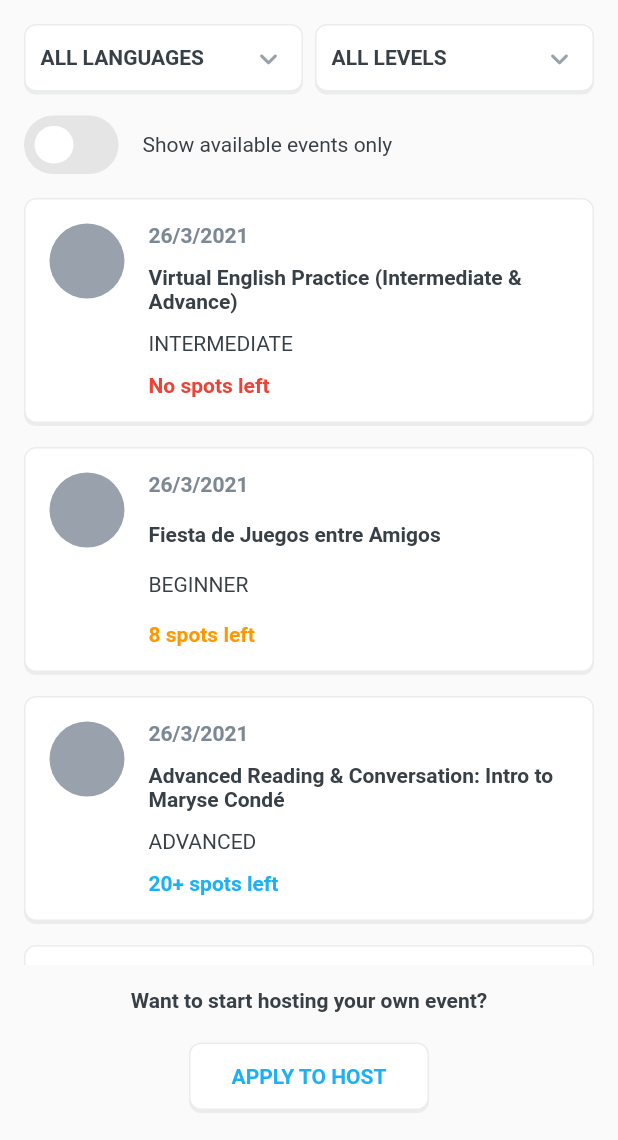
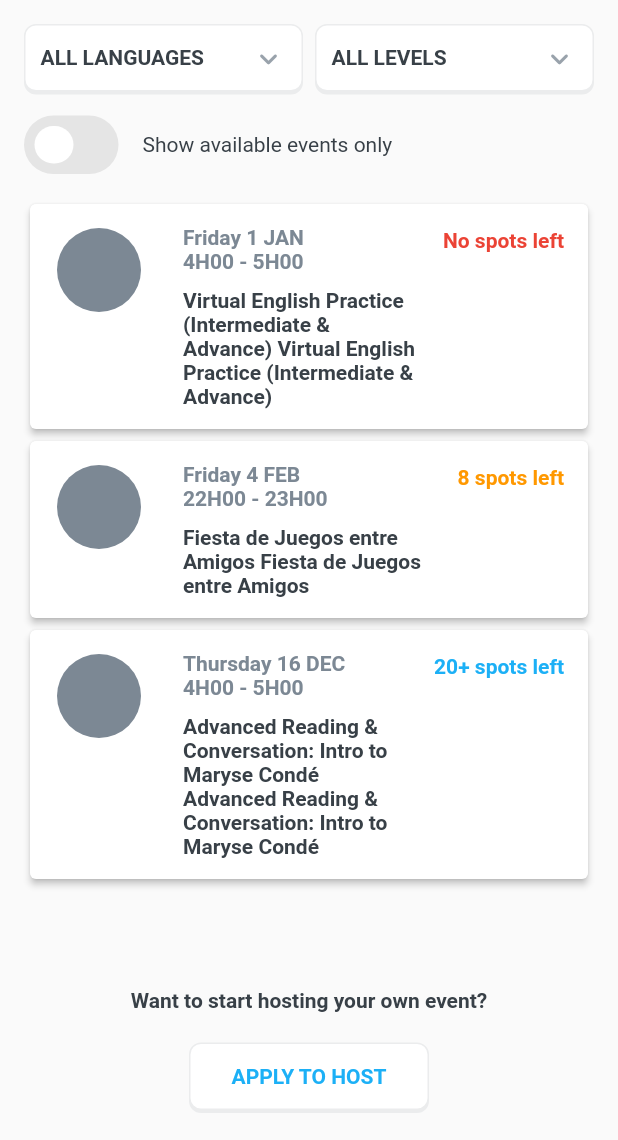
Before and after one commit to nguyenquan123vn/duolingo_event_flutter, a Flutter app: the screen it shows after launch, on a phone screen of 412 x 824 dp, the part 96-1236 px from its top. Run offline on Flutter 3.47's test engine with Material 2 defaults, Android fonts, the phone set to English and light mode, and no system bars; our stand-ins replace firebase_auth; accounts and stored records are empty; Roboto replaces fonts that are missing (Monsserat).

Commit message:
Change the events structure using ListTile widget.

```diff
--- /dev/null
+++ b/lib/global/widget/avatar.dart
@@ -0,0 +1,19 @@
+import 'package:flutter/material.dart';
+import 'package:duolingo_event_app/global/style.dart';
+
+class Avatar extends StatelessWidget {
+  const Avatar({
+    Key key,
+    this.size,
+  }) : super(key: key);
+
+  final double size;
+
+  @override
+  Widget build(BuildContext context) {
+    return CircleAvatar(
+      backgroundColor: washTextColor,
+      maxRadius: size,
+    );
+  }
+}
--- a/lib/global/widget/avatarContainer.dart
+++ /dev/null
@@ -1,23 +0,0 @@
-import 'package:flutter/material.dart';
-import 'package:duolingo_event_app/global/style.dart';
-
-class AvatarContainer extends StatelessWidget {
-  const AvatarContainer({
-    Key key,
-    this.size,
-  }) : super(key: key);
-
-  final String size;
-
-  @override
-  Widget build(BuildContext context) {
-    return Container(
-      height: 50.0,
-      width: 50.0,
-      decoration: BoxDecoration(
-        color: iconColor,
-        borderRadius: BorderRadius.circular(50),
-      ),
-    );
-  }
-}
--- a/lib/main.dart
+++ b/lib/main.dart
@@ -1,7 +1,7 @@
 import 'package:duolingo_event_app/provider/eventFilter.dart';
 import 'package:flutter/material.dart';
 import 'package:provider/provider.dart';
-import 'route_generator.dart';
+import './route_generator.dart';
 
 void main() {
   runApp(MyApp());
@@ -13,10 +13,11 @@ class MyApp extends StatelessWidget {
     return ChangeNotifierProvider(
       create: (context) => EventFilter(),
       child: MaterialApp(
-          title: 'Duolingo Events Clone',
-          debugShowCheckedModeBanner: false,
-          initialRoute: '/',
-          onGenerateRoute: RouteGenerator.onGenerateRoute),
+        title: 'Duolingo Events',
+        debugShowCheckedModeBanner: false,
+        initialRoute: '/',
+        onGenerateRoute: RouteGenerator.onGenerateRoute,
+      ),
     );
   }
 }
--- a/lib/screens/event_details/components/aboutHost.dart
+++ b/lib/screens/event_details/components/aboutHost.dart
@@ -1,6 +1,6 @@
 import 'package:flutter/material.dart';
 import 'package:duolingo_event_app/global/style.dart';
-import 'package:duolingo_event_app/global/widget/avatarContainer.dart';
+import 'package:duolingo_event_app/global/widget/avatar.dart';
 import 'package:duolingo_event_app/global/widget/button.dart';
 import './messageHostModal.dart';
 
@@ -25,7 +25,7 @@ class AboutHost extends StatelessWidget {
             child: Row(
               crossAxisAlignment: CrossAxisAlignment.start,
               children: [
-                AvatarContainer(),
+                Avatar(size: 100.0),
                 SizedBox(width: 16.0),
                 Expanded(
                   child: Column(
--- a/lib/screens/event_details/components/details.dart
+++ b/lib/screens/event_details/components/details.dart
@@ -1,6 +1,6 @@
 import 'package:flutter/material.dart';
 import 'package:duolingo_event_app/global/style.dart';
-import 'package:duolingo_event_app/global/widget/avatarContainer.dart';
+import 'package:duolingo_event_app/global/widget/avatar.dart';
 import 'package:duolingo_event_app/global/widget/iconText.dart';
 
 class Details extends StatelessWidget {
@@ -33,11 +33,11 @@ class Details extends StatelessWidget {
             child: Row(
               mainAxisAlignment: MainAxisAlignment.spaceBetween,
               children: [
-                AvatarContainer(),
-                AvatarContainer(),
-                AvatarContainer(),
-                AvatarContainer(),
-                AvatarContainer(),
+                Avatar(size: 20.0),
+                Avatar(size: 20.0),
+                Avatar(size: 20.0),
+                Avatar(size: 20.0),
+                Avatar(size: 20.0),
               ],
             ),
           ),
--- a/lib/screens/event_home/components/eventList.dart
+++ b/lib/screens/event_home/components/eventList.dart
@@ -23,9 +23,10 @@ class _EventListState extends State<EventList> {
         language: "English",
         recurrencePattern: "WEEKLY",
         reservationCount: 40,
-          startDate: DateTime.now().toString(),
+        startDate: "1999-01-01 04:20:69",
         timeZone: "Asia/Calcutta",
-          title: "Virtual English Practice (Intermediate & Advance)"),
+        title: "Virtual English Practice (Intermediate & Advance) Virtual English Practice (Intermediate & Advance)",
+      ),
       Event(
         attendeeLimit: 100,
         attendeeProficiency: "BEGINNER",
@@ -36,9 +37,10 @@ class _EventListState extends State<EventList> {
         language: "Spanish",
         recurrencePattern: "WEEKLY",
         reservationCount: 92,
-          startDate: DateTime.now().toString(),
+        startDate: "2000-02-02 69:96:69",
         timeZone: "Asia/Calcutta",
-          title: "Fiesta de Juegos entre Amigos"),
+        title: "Fiesta de Juegos entre Amigos Fiesta de Juegos entre Amigos",
+      ),
       Event(
         attendeeLimit: 75,
         attendeeProficiency: "ADVANCED",
@@ -49,48 +51,10 @@ class _EventListState extends State<EventList> {
         language: "France",
         recurrencePattern: "WEEKLY",
         reservationCount: 50,
-          startDate: DateTime.now().toString(),
+        startDate: "2021-12-12 99:99:99",
         timeZone: "Asia/Calcutta",
-          title: "Advanced Reading & Conversation: Intro to Maryse Condé"),
-      Event(
-          attendeeLimit: 75,
-          attendeeProficiency: "ADVANCED",
-          description: "This Saturday we will be familiarizing ourselves",
-          duration: 120,
-          eventId: "a752feca-f301-44af-bda3-abbdc0557631",
-          hostId: 681491525,
-          language: "Germany",
-          recurrencePattern: "WEEKLY",
-          reservationCount: 50,
-          startDate: DateTime.now().toString(),
-          timeZone: "Asia/Calcutta",
-          title: "Welcome germany leaners <3"),
-      Event(
-          attendeeLimit: 75,
-          attendeeProficiency: "ADVANCED",
-          description: "This Saturday we will be familiarizing ourselves",
-          duration: 120,
-          eventId: "a752feca-f301-44af-bda3-abbdc0557631",
-          hostId: 681491525,
-          language: "France",
-          recurrencePattern: "WEEKLY",
-          reservationCount: 50,
-          startDate: DateTime.now().toString(),
-          timeZone: "Asia/Calcutta",
-          title: "Advanced Reading & Conversation: Intro to Maryse Condé"),
-      Event(
-          attendeeLimit: 145,
-          attendeeProficiency: "BEGINNER",
-          description: "This Saturday we will be familiarizing ourselves",
-          duration: 120,
-          eventId: "a752feca-f301-44af-bda3-abbdc0557631",
-          hostId: 681491525,
-          language: "Spanish",
-          recurrencePattern: "WEEKLY",
-          reservationCount: 90,
-          startDate: DateTime.now().toString(),
-          timeZone: "Asia/Calcutta",
-          title: "Spanish for beginner, attend now !!!"),
+        title: "Advanced Reading & Conversation: Intro to Maryse Condé Advanced Reading & Conversation: Intro to Maryse Condé",
+      ),
     ];
 
     return ListView.builder(
--- a/lib/screens/event_home/components/eventTile.dart
+++ b/lib/screens/event_home/components/eventTile.dart
@@ -1,6 +1,6 @@
 import 'package:flutter/material.dart';
-import 'package:duolingo_event_app/global/widget/avatarContainer.dart';
 import 'package:duolingo_event_app/global/style.dart';
+import 'package:duolingo_event_app/global/widget/avatar.dart';
 import 'package:duolingo_event_app/models/event.dart';
 
 class EventTile extends StatelessWidget {
@@ -31,47 +31,114 @@ class EventTile extends StatelessWidget {
           : "No spots left";
     }
 
+    String weekDate(weekDay) {
+      switch (weekDay) {
+        case 1:
+          return 'Monday';
+          break;
+        case 2:
+          return 'Tuesday';
+          break;
+        case 3:
+          return 'Wednesday';
+          break;
+        case 4:
+          return 'Thursday';
+          break;
+        case 5:
+          return 'Friday';
+          break;
+        case 6:
+          return 'Saturday';
+          break;
+        case 7:
+          return 'Sunday';
+          break;
+        default:
+          return null;
+          break;
+      }
+    }
+
+    String monthDate(month) {
+      switch (month) {
+        case 1:
+          return 'JAN';
+          break;
+        case 2:
+          return 'FEB';
+          break;
+        case 3:
+          return 'MAR';
+          break;
+        case 4:
+          return 'APR';
+          break;
+        case 5:
+          return 'MAY';
+          break;
+        case 6:
+          return 'JUN';
+          break;
+        case 7:
+          return 'JUL';
+          break;
+        case 8:
+          return 'AUG';
+          break;
+        case 9:
+          return 'SEP';
+          break;
+        case 10:
+          return 'OCT';
+          break;
+        case 11:
+          return 'NOV';
+          break;
+        case 12:
+          return 'DEC';
+          break;
+        default:
+          return null;
+          break;
+      }
+    }
+
     int spotLeft = event.attendeeLimit - event.reservationCount;
 
-    return InkWell(
-      onTap: () => Navigator.of(context).pushNamed('/detail',
-          arguments: event), // Passing event object to event detail screen.
-      child: Padding(
-        padding: const EdgeInsets.only(bottom: 16.0),
-        child: Container(
-          height: 150.0,
-          width: double.infinity,
-          decoration: BoxDecoration(
-            color: defaultBackgroundColor,
-            borderRadius: BorderRadius.circular(8),
-            border: Border.all(width: 1.0, color: borderColor),
-            boxShadow: [defaultShadow],
+    return Card(
+      elevation: 2,
+      child: InkWell(
+        onTap: () => Navigator.of(context).pushNamed(
+          '/detail',
+          arguments: event,
+        ),
+        child: ListTile(
+          leading: Avatar(size: 30.0),
+          title: Container(
+            padding: EdgeInsets.only(
+              left: 10.0,
+              top: 10.0,
+            ),
+            child: Text(
+              '${weekDate(event.date.weekday)} ${event.date.day} ${monthDate(event.date.month)}\n${event.date.hour}H00 - ${event.date.hour + 1}H00',
+              style: defaultBoldWashTextStyle,
+            ),
           ),
-          child: Padding(
-            padding: const EdgeInsets.all(16.0),
-            child: Row(
-              mainAxisAlignment: MainAxisAlignment.start,
-              crossAxisAlignment: CrossAxisAlignment.start,
-              children: [
-                AvatarContainer(),
-                SizedBox(width: 16.0),
-                Expanded(
-                  child: Column(
-                    crossAxisAlignment: CrossAxisAlignment.start,
-                    mainAxisAlignment: MainAxisAlignment.spaceBetween,
-                    children: [
-                      Text(
-                          '${event.date.day}/${event.date.month}/${event.date.year}',
-                          style: defaultBoldWashTextStyle),
-                      Text(event.title, style: defaultBoldTextStyle),
-                      Text(event.attendeeProficiency, style: defaultTextStyle),
-                      Text(switchText(spotLeft),
-                          style: switchTextStyle(spotLeft))
-                    ],
-                  ),
-                ),
-              ],
+          subtitle: Container(
+            padding: EdgeInsets.only(
+              left: 10.0,
+              top: 10.0,
+              bottom: 10.0,
             ),
+            child: Text(
+              event.title,
+              style: defaultBoldTextStyle,
+            ),
+          ),
+          trailing: Text(
+            switchText(spotLeft),
+            style: switchTextStyle(spotLeft),
           ),
         ),
       ),
```
Lines whose indentation alone changed are shown as unchanged.
